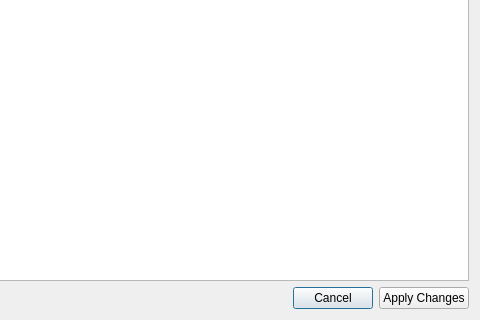
Old version of the form src/plaintexteditiondialog.ui in the repository redmoon1945/gbp; both pictures show x 377 to 857 and y 232 to 552 of the 857 by 552 pixel window.
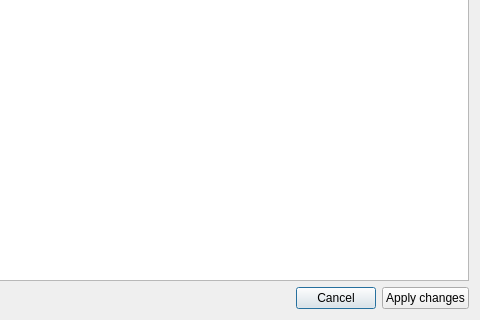
New version of the form.

Diff of the .ui file:
```diff
--- a/src/plaintexteditiondialog.ui
+++ b/src/plaintexteditiondialog.ui
@@ -42,7 +42,7 @@
      <item>
       <widget class="QPushButton" name="applyChangesPushButton">
        <property name="text">
-        <string>Apply Changes</string>
+        <string>Apply changes</string>
        </property>
       </widget>
      </item>
```
Left out of the diff: 2 changed lines with no effect on the pictures.
